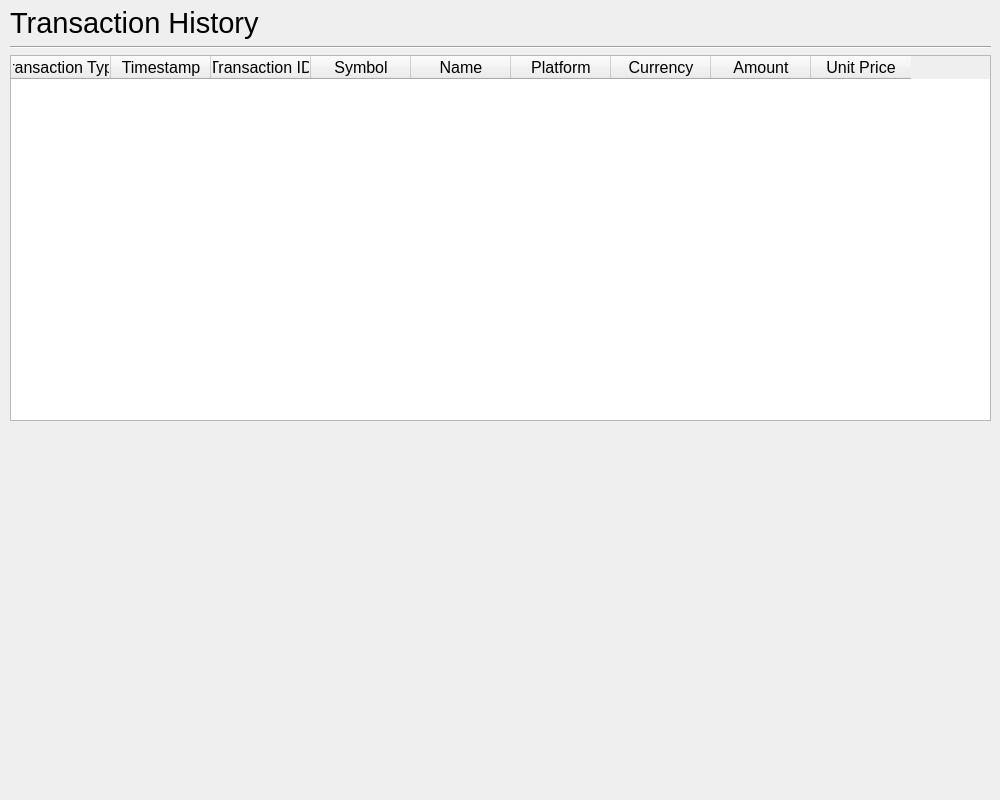
IsaacCheng9/trading-portfolio-tracker, file src/ui/transaction_history.ui: the form before one commit.
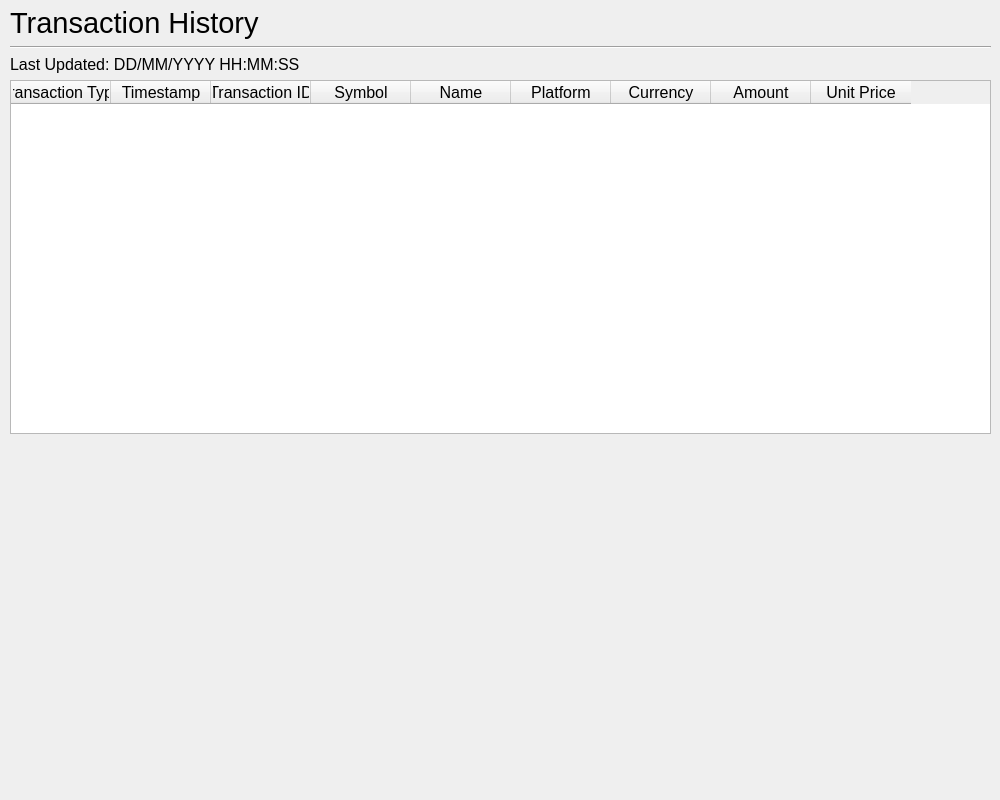
The form after the commit.

```diff
--- a/src/ui/transaction_history.ui
+++ b/src/ui/transaction_history.ui
@@ -47,6 +47,13 @@
       </property>
      </widget>
     </item>
+    <item>
+     <widget class="QLabel" name="lbl_last_updated">
+      <property name="text">
+       <string>Last Updated: DD/MM/YYYY HH:MM:SS</string>
+      </property>
+     </widget>
+    </item>
     <item>
      <widget class="QTableWidget" name="table_widget_transactions">
       <property name="sizePolicy">
```
